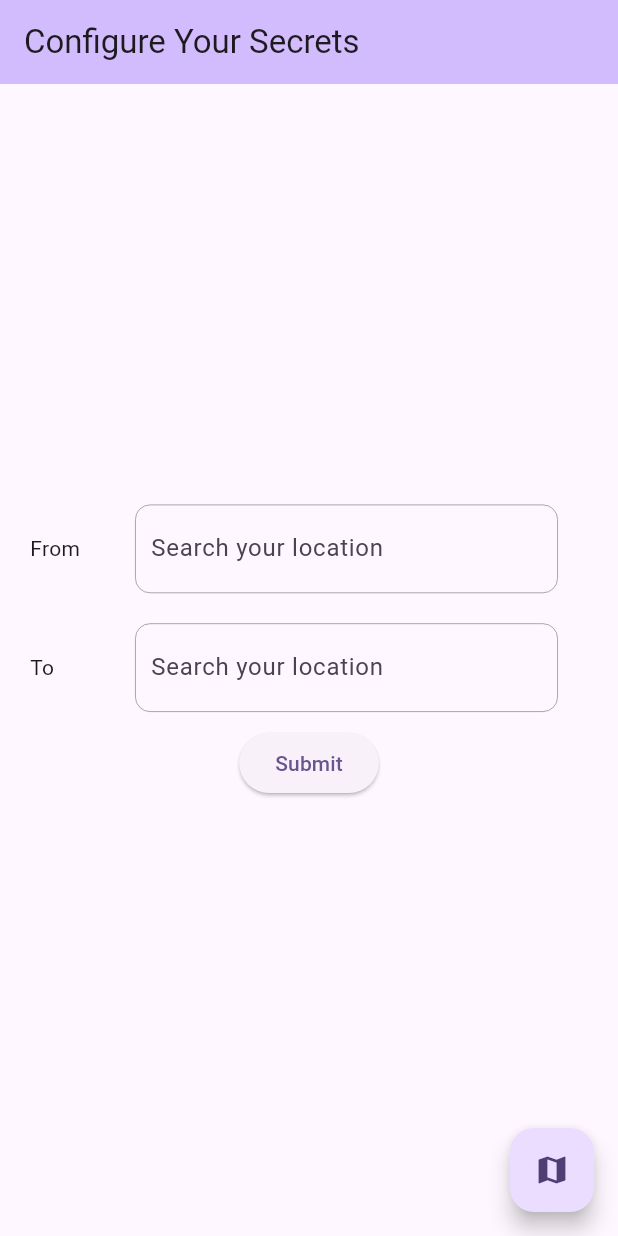
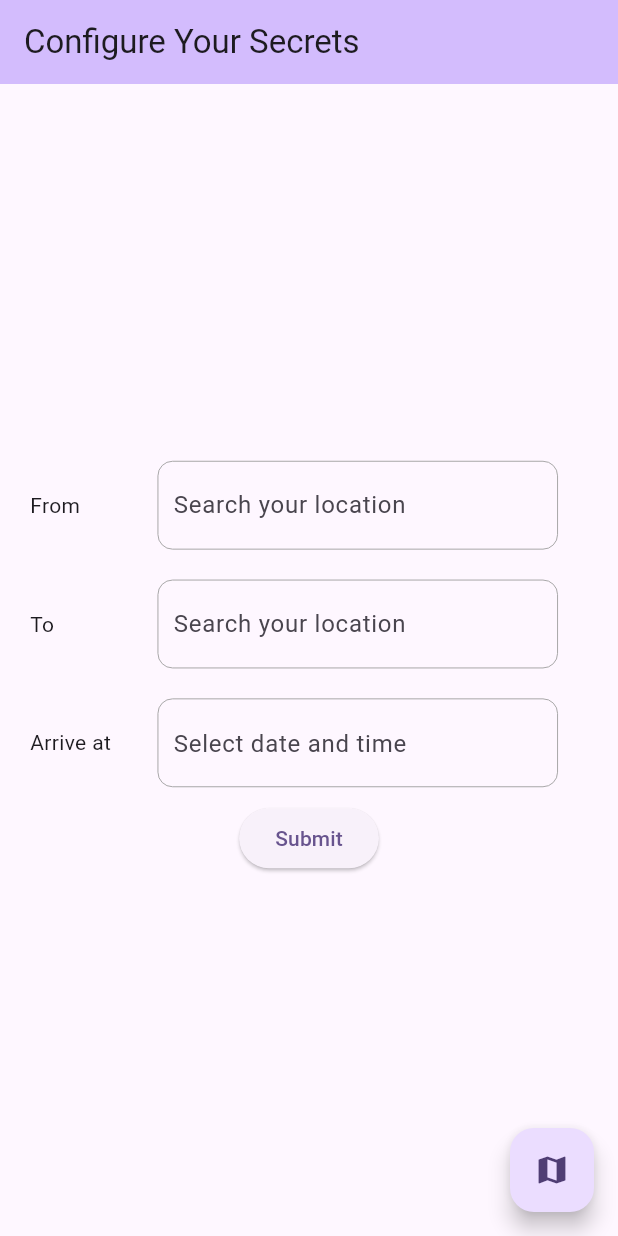
Before and after one commit to Rikenunes8/feup-s-TimeToLeaveAlarm, a Flutter app: the screen it shows after launch, on a phone screen of 412 x 824 dp. Run offline on Flutter 3.47's test engine with Material 2 defaults, Android fonts, the phone set to English and light mode, and no system bars; drawn by our look-alikes of date_field; our stand-ins replace google_maps_flutter, google_places_flutter.

Commit message:
Add time to arrive and time to leave

```diff
--- a/time_to_leave_alarm/lib/views/home_page.dart
+++ b/time_to_leave_alarm/lib/views/home_page.dart
@@ -1,9 +1,11 @@
 import 'dart:convert';
 
+import 'package:date_field/date_field.dart';
 import 'package:flutter/material.dart';
 import 'package:google_places_flutter/model/prediction.dart';
 
 import 'package:google_places_flutter/google_places_flutter.dart';
+import 'package:intl/intl.dart';
 import 'package:time_to_leave_alarm/controllers/api/requests/calculate_distance.dart';
 import 'package:time_to_leave_alarm/controllers/api/widgets/AutoCompleteTextField.dart';
 import 'package:time_to_leave_alarm/controllers/api/secrets.dart';
@@ -23,7 +25,8 @@ class _MyHomePageState extends State<MyHomePage> {
   final fromController = TextEditingController();
   final toController = TextEditingController();
 
-  var time_to_leave = '';
+  var travel_time;
+  DateTime? time_to_arrive;
 
   @override
   void dispose() {
@@ -35,6 +38,15 @@ class _MyHomePageState extends State<MyHomePage> {
 
   void openMap() {
     Navigator.pushNamed(context, '/map');
+  }
+
+  timeToLeave() {
+    if (travel_time != null && time_to_arrive != null) {
+      var leave = time_to_arrive!.subtract(Duration(seconds: travel_time));
+      return Text("Leave at: " + DateFormat('dd/MM/yyyy HH:mm').format(leave));
+    } else {
+      return Container();
+    }
   }
 
   @override
@@ -52,18 +64,19 @@ class _MyHomePageState extends State<MyHomePage> {
             children: <Widget>[
               placesAutoCompleteTextField('From', fromController),
               placesAutoCompleteTextField('To', toController),
+              timefield('Arrive at'),
               ElevatedButton(
                   onPressed: () => calculateDistance(
                         origin: fromController.text.toString(),
                         destination: toController.text.toString(),
                         then: (time) {
                           setState(() {
-                            time_to_leave = time.toString();
+                            travel_time = time;
                           });
                         },
                       ),
                   child: const Text("Submit")),
-              Text(time_to_leave)
+              timeToLeave(),
             ],
           ),
         ),
@@ -75,12 +88,49 @@ class _MyHomePageState extends State<MyHomePage> {
     );
   }
 
+  timefield(String label) {
+    return Row(
+      children: <Widget>[
+        Container(
+          child: Text(label),
+          width: 65,
+        ),
+        Expanded(
+          child: Container(
+            padding: const EdgeInsets.symmetric(horizontal: 20),
+            margin: const EdgeInsets.symmetric(vertical: 10),
+            child: Container(
+              padding: EdgeInsets.symmetric(horizontal: 10, vertical: 5),
+              alignment: Alignment.centerLeft,
+              decoration: BoxDecoration(
+                  shape: BoxShape.rectangle,
+                  border: Border.all(color: Colors.grey, width: 0.6),
+                  borderRadius: BorderRadius.all(Radius.circular(10))),
+              child: DateTimeField(
+                  decoration: const InputDecoration(
+                    hintText: 'Select date and time',
+                    border: InputBorder.none,
+                    enabledBorder: InputBorder.none,
+                  ),
+                  selectedDate: time_to_arrive,
+                  onDateSelected: (DateTime value) {
+                    setState(() {
+                      time_to_arrive = value;
+                    });
+                  }),
+            ),
+          ),
+        ),
+      ],
+    );
+  }
+
   placesAutoCompleteTextField(String label, TextEditingController controller) {
     return Row(
       children: <Widget>[
         Container(
           child: Text(label),
-          width: 50,
+          width: 65,
         ),
         Expanded(
           child: Container(
@@ -95,6 +145,4 @@ class _MyHomePageState extends State<MyHomePage> {
       ],
     );
   }
-
-
 }
--- a/time_to_leave_alarm/pubspec.yaml
+++ b/time_to_leave_alarm/pubspec.yaml
@@ -39,6 +39,8 @@ dependencies:
   google_maps_flutter: ^2.5.0
   http: ^1.1.0
   google_places_flutter: ^2.0.6
+  date_field: ^3.0.5
+  intl: ^0.18.1
 
 dev_dependencies:
   flutter_test:
```
Also changed, not shown: time_to_leave_alarm/pubspec.lock.
